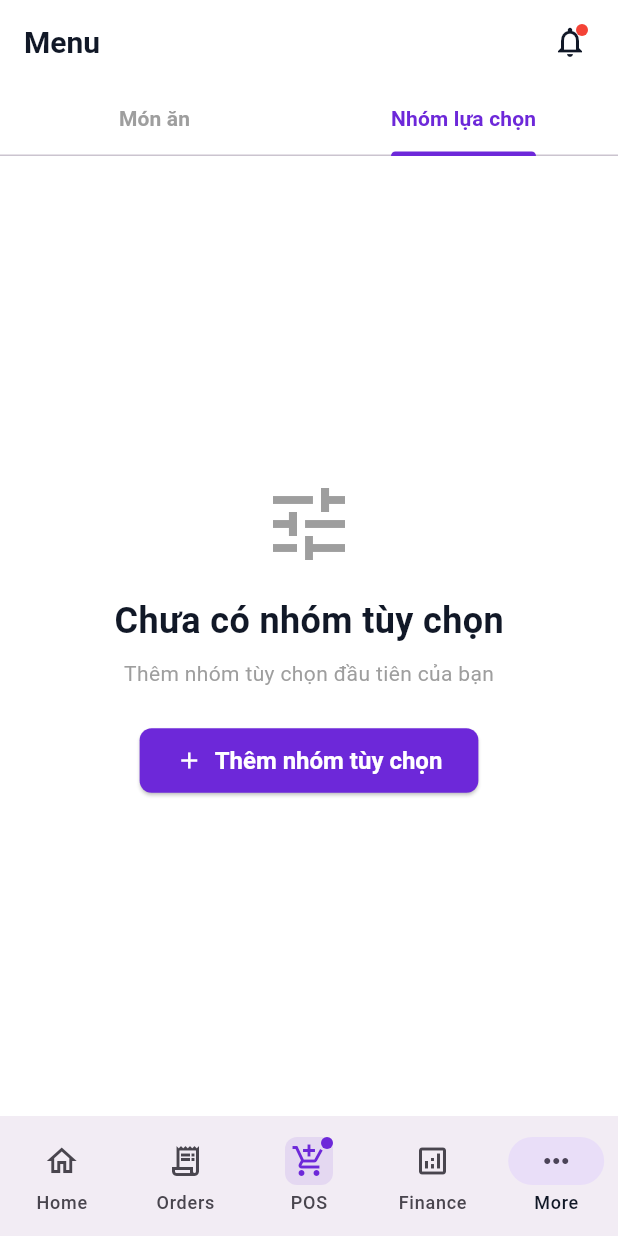
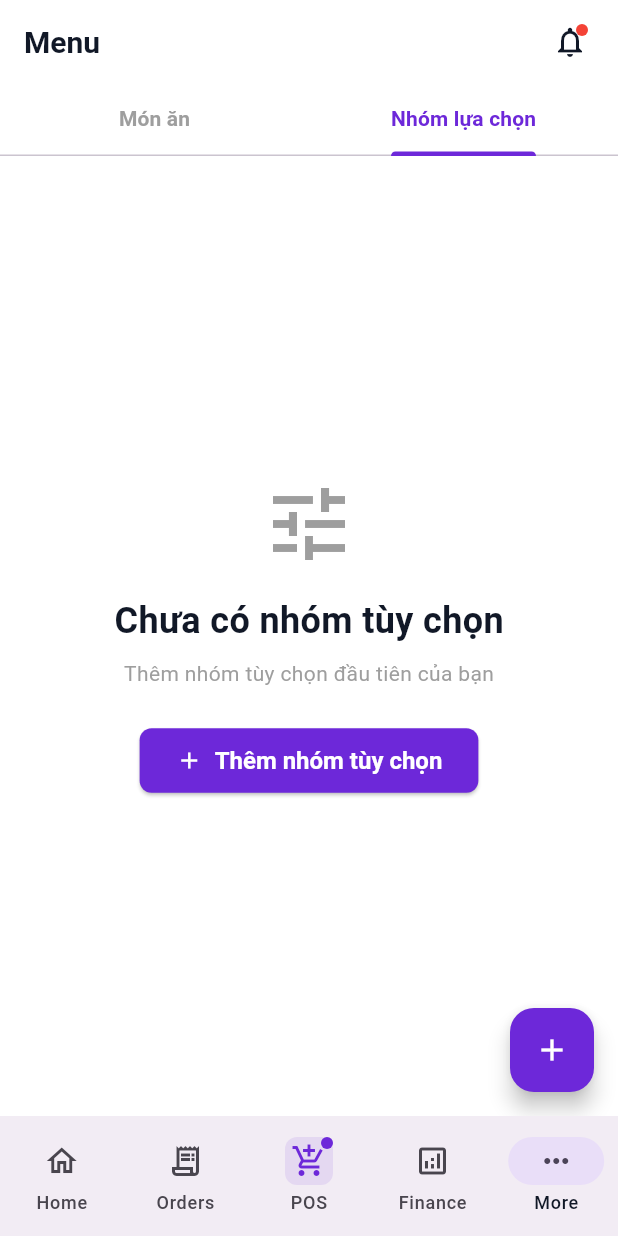
Before and after one commit to nhutquangnguyen/oishimenu-app, a Flutter app: the MenuPage screen opened by its route, tab 2 chosen, on a phone screen of 412 x 824 dp. Run offline on Flutter 3.47's test engine with Material 3 defaults, Android fonts, the phone set to English and light mode, and no system bars; our stand-ins replace easy_localization, fl_chart, flutter_riverpod, go_router, hive, hive_flutter and 5 more; accounts and stored records are empty.

Commit message:
Add floating action button to Option Groups tab
- Show FAB on both Menu Items and Option Groups tabs
- FAB opens add menu item/category dialog on Menu Items tab
- FAB opens add option group dialog on Option Groups tab
- Consistent UI pattern across both tabs for better UX

🤖 Generated with [Claude Code](https://claude.com/claude-code)

Co-Authored-By: Claude <noreply@anthropic.com>

```diff
--- a/lib/features/menu/presentation/pages/menu_page.dart
+++ b/lib/features/menu/presentation/pages/menu_page.dart
@@ -131,14 +131,12 @@ class _MenuPageState extends ConsumerState<MenuPage> with TickerProviderStateMix
           ),
         ],
       ),
-      floatingActionButton: _currentTabIndex == 0
-          ? FloatingActionButton(
-              onPressed: _showAddOptions,
-              backgroundColor: Theme.of(context).colorScheme.primary,
-              foregroundColor: Colors.white,
-              child: const Icon(Icons.add),
-            )
-          : null,
+      floatingActionButton: FloatingActionButton(
+        onPressed: _currentTabIndex == 0 ? _showAddOptions : _showAddOptionGroupDialog,
+        backgroundColor: Theme.of(context).colorScheme.primary,
+        foregroundColor: Colors.white,
+        child: const Icon(Icons.add),
+      ),
     );
   }
 
```
